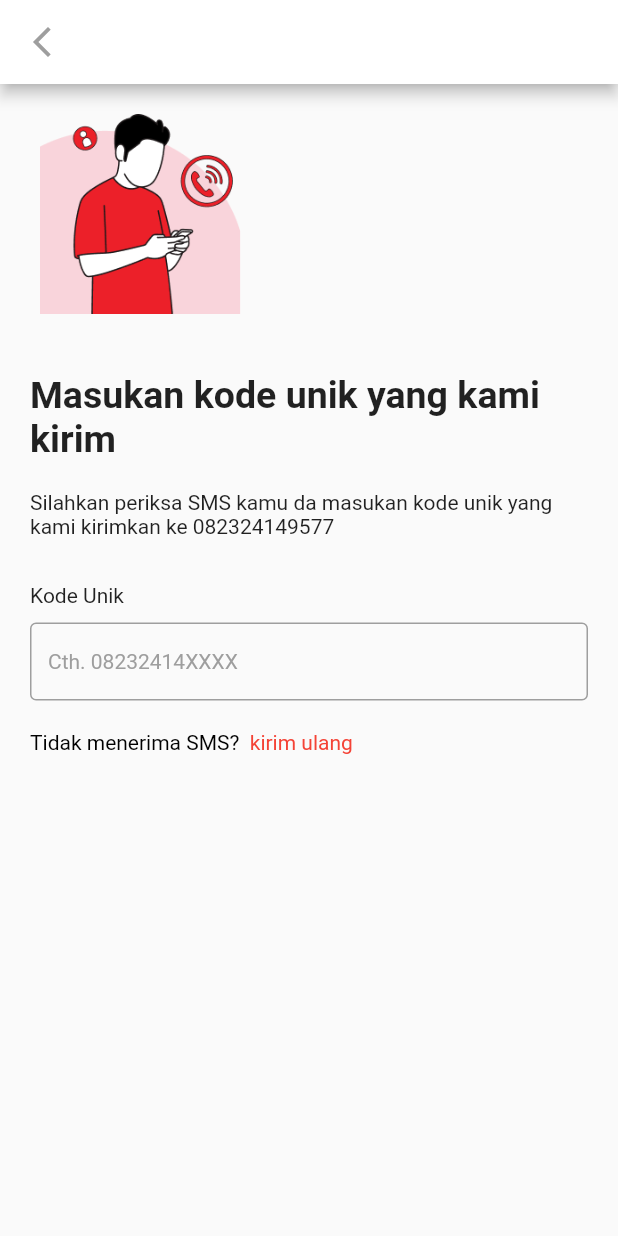
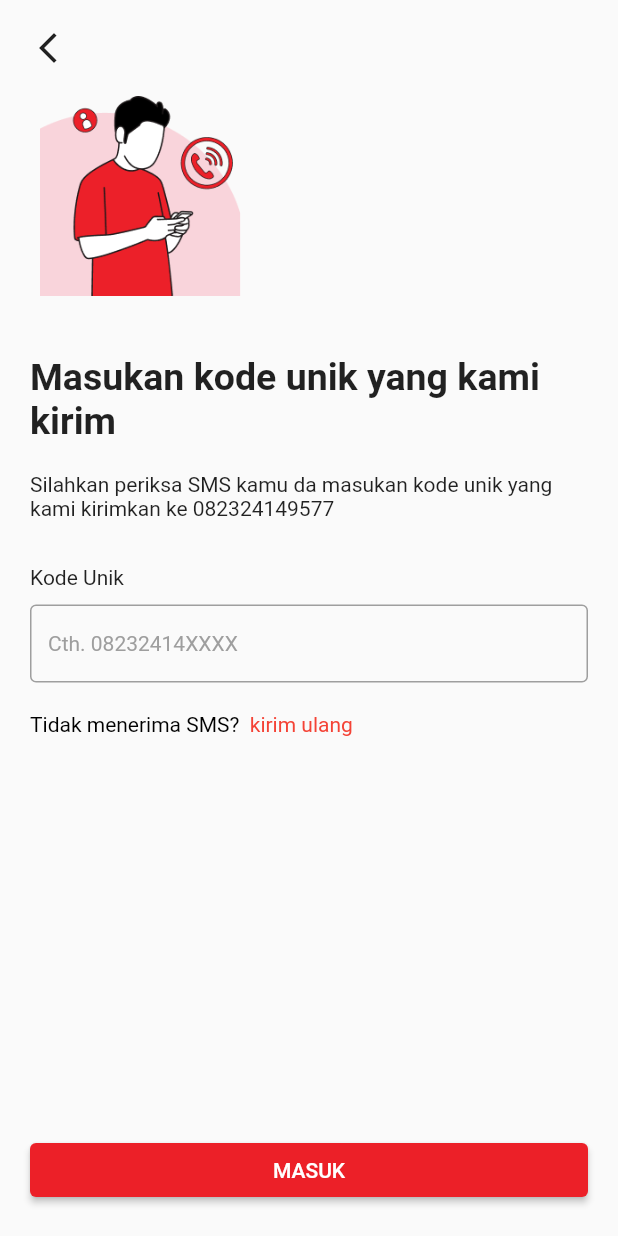
Before and after one commit to mhmadamrii/Flutter-MyTsel, a Flutter app: the SecondAuthentication screen opened by its route, on a phone screen of 412 x 824 dp. Run offline on Flutter 3.47's test engine with Material 2 defaults, Android fonts, the phone set to English and light mode, and no system bars.

Commit message:
add second screen and inkwell

```diff
--- a/lib/screens/authentication_screen.dart
+++ b/lib/screens/authentication_screen.dart
@@ -179,7 +179,8 @@ class _AuthState extends State<Auth> {
                 width: double.infinity,
                 child: ElevatedButton(
                   onPressed: isChecked
-                      ? () => Navigator.pushNamed(context, '/second-authentication')
+                      ? () =>
+                          Navigator.pushNamed(context, '/second-authentication')
                       : null,
                   style: ElevatedButton.styleFrom(
                     fixedSize: const Size.fromHeight(50),
--- a/lib/screens/second_authentication.dart
+++ b/lib/screens/second_authentication.dart
@@ -1,5 +1,6 @@
 // ignore_for_file: avoid_unnecessary_containers
 
+import 'package:flutter/gestures.dart';
 import 'package:flutter/material.dart';
 
 class SecondAuthentication extends StatefulWidget {
@@ -13,16 +14,6 @@ class _SecondAuthenticationState extends State<SecondAuthentication> {
   @override
   Widget build(BuildContext context) {
     return Scaffold(
-      appBar: AppBar(
-        backgroundColor: Colors.white,
-        leading: IconButton(
-          onPressed: () => Navigator.of(context).pop(),
-          icon: const Icon(
-            Icons.arrow_back_ios_new,
-            color: Colors.grey,
-          ),
-        ),
-      ),
       body: SafeArea(
         child: Padding(
           padding: const EdgeInsets.all(
@@ -32,6 +23,17 @@ class _SecondAuthenticationState extends State<SecondAuthentication> {
             mainAxisAlignment: MainAxisAlignment.start,
             crossAxisAlignment: CrossAxisAlignment.start,
             children: [
+              // appbar custom
+              InkWell(
+                onTap: () => Navigator.of(context).pop(),
+                child: const Icon(
+                  Icons.arrow_back_ios_new,
+                ),
+              ),
+              const SizedBox(
+                height: 20,
+              ),
+
               // verivication image
               Container(
                 child: Image.asset(
@@ -104,19 +106,45 @@ class _SecondAuthenticationState extends State<SecondAuthentication> {
               // don't receive the code we send?
               Expanded(
                 child: RichText(
-                  text: const TextSpan(
+                  text: TextSpan(
                     text: "Tidak menerima SMS?  ",
-                    style: TextStyle(
+                    style: const TextStyle(
                       color: Colors.black,
                     ),
                     children: [
                       TextSpan(
+                        recognizer: TapGestureRecognizer()
+                          ..onTap = () {
+                            print("Kirim ulang");
+                          },
                         text: "kirim ulang",
-                        style: TextStyle(
+                        style: const TextStyle(
                           color: Colors.red,
                         ),
                       ),
                     ],
+                  ),
+                ),
+              ),
+
+              // button login
+              Container(
+                width: double.infinity,
+                // decoration: BoxDecoration(
+                //   border: Border.all(
+                //     width: 1,
+                //   ),
+                // ),
+                child: ElevatedButton(
+                  onPressed: () => Navigator.pushNamed(
+                    context,
+                    '/dashboard',
+                  ),
+                  style: ElevatedButton.styleFrom(
+                    backgroundColor: const Color(0xFFEC2028),
+                  ),
+                  child: const Text(
+                    "MASUK",
                   ),
                 ),
               )
```
